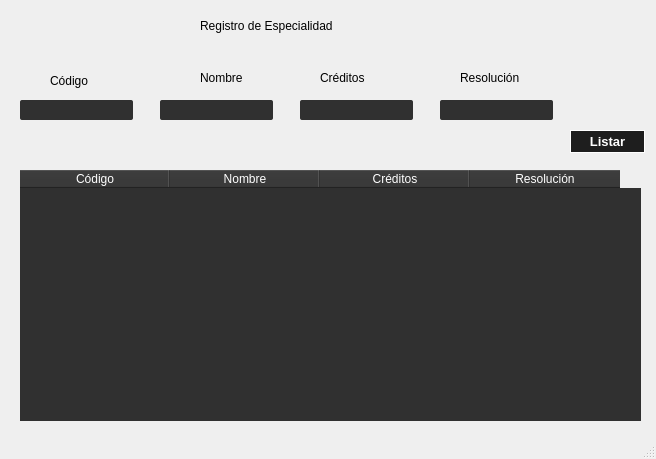
Qt form UI/ventanaEspecialidad.ui (KevinValdezVargas/expert-broccoli) before a commit.
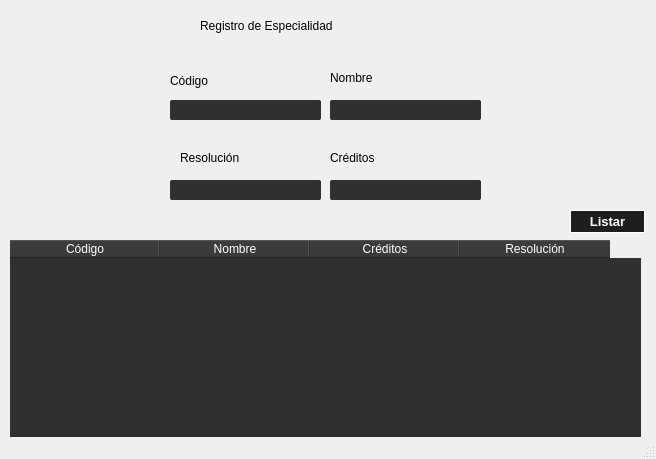
The same form after that commit.

```diff
--- a/UI/ventanaEspecialidad.ui
+++ b/UI/ventanaEspecialidad.ui
@@ -44,7 +44,7 @@
     <property name="geometry">
      <rect>
       <x>570</x>
-      <y>130</y>
+      <y>210</y>
       <width>75</width>
       <height>23</height>
      </rect>
@@ -68,7 +68,7 @@
    <widget class="QLabel" name="label_2">
     <property name="geometry">
      <rect>
-      <x>50</x>
+      <x>170</x>
       <y>70</y>
       <width>61</width>
       <height>21</height>
@@ -84,8 +84,8 @@
    <widget class="QLabel" name="label_5">
     <property name="geometry">
      <rect>
-      <x>460</x>
-      <y>70</y>
+      <x>180</x>
+      <y>150</y>
       <width>81</width>
       <height>16</height>
      </rect>
@@ -100,8 +100,8 @@
    <widget class="QLabel" name="label_4">
     <property name="geometry">
      <rect>
-      <x>320</x>
-      <y>70</y>
+      <x>330</x>
+      <y>150</y>
       <width>61</width>
       <height>16</height>
      </rect>
@@ -116,32 +116,47 @@
    <widget class="QLineEdit" name="txtResolucion">
     <property name="geometry">
      <rect>
-      <x>440</x>
-      <y>100</y>
-      <width>113</width>
+      <x>170</x>
+      <y>180</y>
+      <width>151</width>
       <height>20</height>
      </rect>
     </property>
+    <property name="font">
+     <font>
+      <pointsize>10</pointsize>
+     </font>
+    </property>
    </widget>
    <widget class="QLineEdit" name="txtCodigo">
     <property name="geometry">
      <rect>
-      <x>20</x>
+      <x>170</x>
       <y>100</y>
-      <width>113</width>
+      <width>151</width>
       <height>20</height>
      </rect>
     </property>
+    <property name="font">
+     <font>
+      <pointsize>10</pointsize>
+     </font>
+    </property>
    </widget>
    <widget class="QLineEdit" name="txtCreditos">
     <property name="geometry">
      <rect>
-      <x>300</x>
-      <y>100</y>
-      <width>113</width>
+      <x>330</x>
+      <y>180</y>
+      <width>151</width>
       <height>20</height>
      </rect>
     </property>
+    <property name="font">
+     <font>
+      <pointsize>10</pointsize>
+     </font>
+    </property>
    </widget>
    <widget class="QLabel" name="label">
     <property name="geometry">
@@ -163,7 +178,7 @@
    <widget class="QLabel" name="label_3">
     <property name="geometry">
      <rect>
-      <x>200</x>
+      <x>330</x>
       <y>70</y>
       <width>61</width>
       <height>16</height>
@@ -179,10 +194,10 @@
    <widget class="QTableWidget" name="tblEspecialidad">
     <property name="geometry">
      <rect>
-      <x>20</x>
-      <y>170</y>
-      <width>621</width>
-      <height>251</height>
+      <x>10</x>
+      <y>240</y>
+      <width>631</width>
+      <height>201</height>
      </rect>
     </property>
     <property name="styleSheet">
@@ -223,12 +238,17 @@
    <widget class="QLineEdit" name="txtNombre_2">
     <property name="geometry">
      <rect>
-      <x>160</x>
+      <x>330</x>
       <y>100</y>
-      <width>113</width>
+      <width>151</width>
       <height>20</height>
      </rect>
     </property>
+    <property name="font">
+     <font>
+      <pointsize>10</pointsize>
+     </font>
+    </property>
    </widget>
   </widget>
   <widget class="QMenuBar" name="menubar">
```
